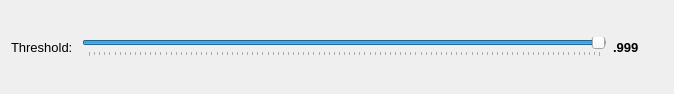
Qt form resources/views/algorithms/RXAnomaly.ui (crgrove/automated-drone-image-analysis-tool) before a commit.
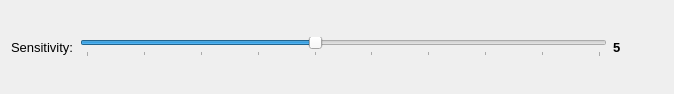
The same form after that commit.

Commit message: Switchin RX detector from threshold values to sensetivity.

Patch:
```diff
--- a/resources/views/algorithms/RXAnomaly.ui
+++ b/resources/views/algorithms/RXAnomaly.ui
@@ -26,17 +26,26 @@
           </font>
          </property>
          <property name="text">
-          <string>Threshold: </string>
+          <string>Sensitivity:</string>
          </property>
         </widget>
        </item>
        <item>
-        <widget class="QSlider" name="thresholdSlider">
+        <widget class="QSlider" name="sensitivitySlider">
+         <property name="minimum">
+          <number>1</number>
+         </property>
          <property name="maximum">
-          <number>1000</number>
+          <number>10</number>
+         </property>
+         <property name="pageStep">
+          <number>1</number>
+         </property>
+         <property name="value">
+          <number>5</number>
          </property>
          <property name="sliderPosition">
-          <number>999</number>
+          <number>5</number>
          </property>
          <property name="orientation">
           <enum>Qt::Horizontal</enum>
@@ -62,7 +71,7 @@
           </font>
          </property>
          <property name="text">
-          <string>.999</string>
+          <string>5</string>
          </property>
         </widget>
        </item>
```
Left out of the diff: 4 changed lines with no effect on the pictures. The commit also changes 4 other files.
